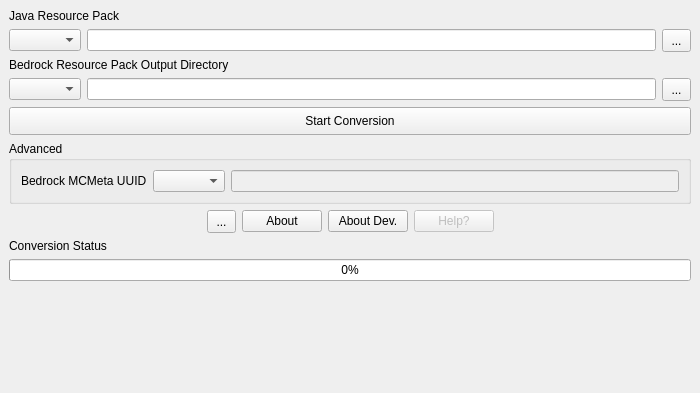
The window that mainwindow.ui (ManbirJudge/minecraft-resource-converter) describes before a commit, drawn with Qt 5.
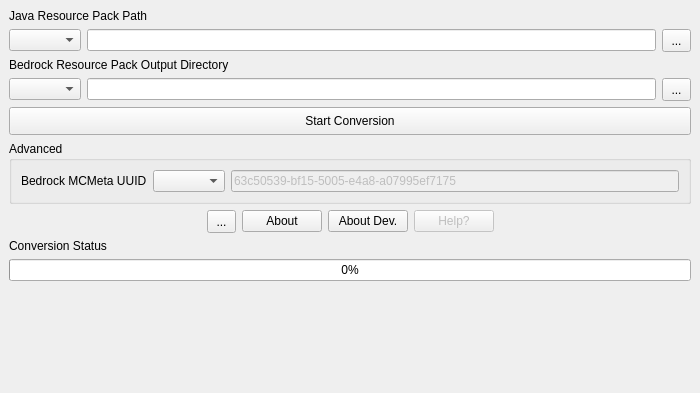
The same window after the commit. Icons and pictures are not drawn.

The edit to the form file:
```diff
--- a/mainwindow.ui
+++ b/mainwindow.ui
@@ -52,7 +52,7 @@
        </sizepolicy>
       </property>
       <property name="text">
-       <string>Java Resource Pack</string>
+       <string>Java Resource Pack Path</string>
       </property>
      </widget>
     </item>
@@ -99,6 +99,9 @@
          <property name="enabled">
           <bool>false</bool>
          </property>
+         <property name="text">
+          <string>63c50539-bf15-5005-e4a8-a07995ef7175</string>
+         </property>
         </widget>
        </item>
        <item row="0" column="0">
```
Left out of the diff: 32 changed lines with no effect on the pictures.
